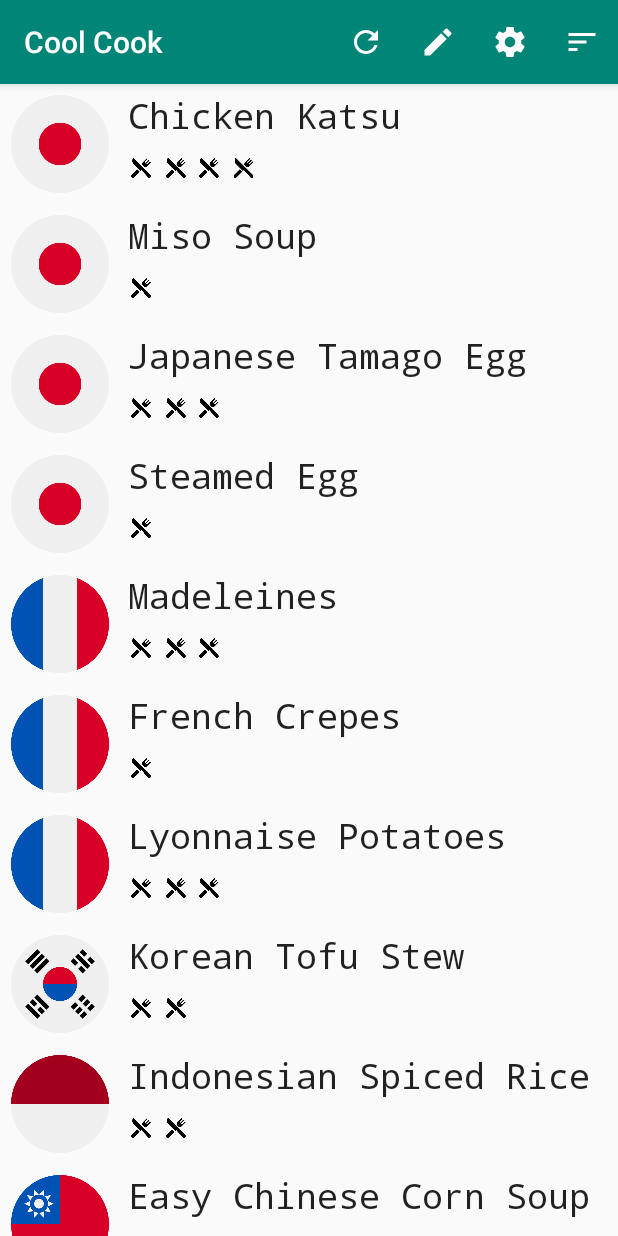
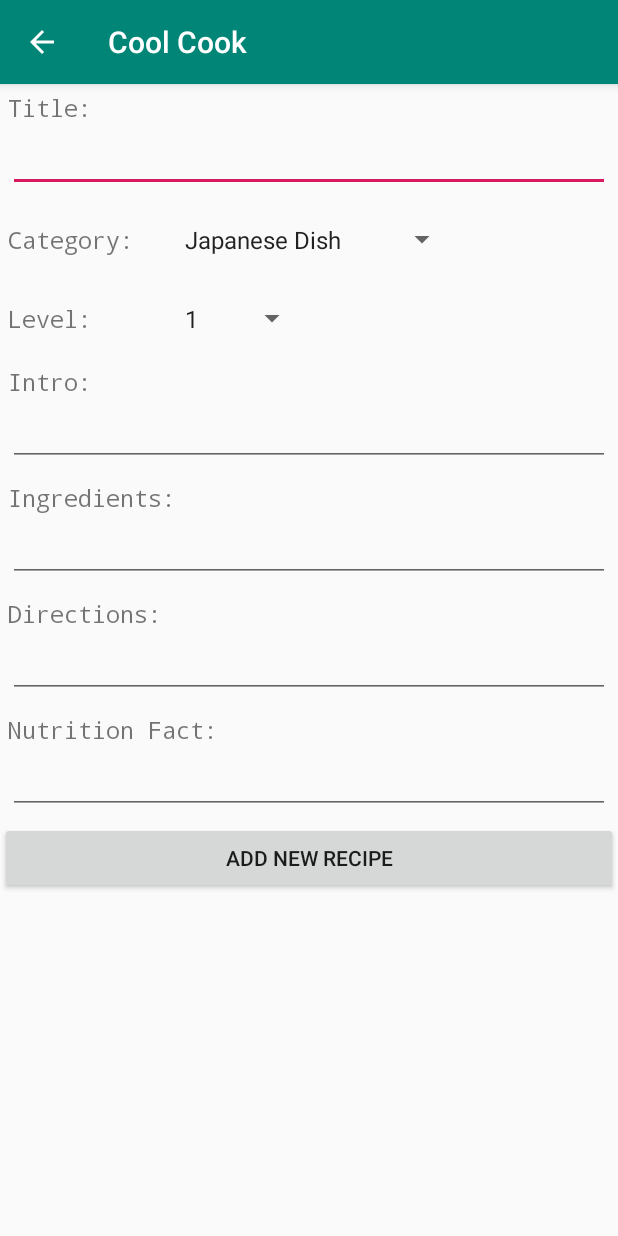
Before and after one commit to Charliesgithub20221030/app, an Android app: the screen it shows after launch (MainActivity before the commit, AddActivity after it), after a tap on "Add", on a phone screen of 412 x 824 dp. Run offline under Robolectric (Android 15) with nearby library versions, the phone set to English and light mode, and no system bars; 3 other taps on this screen came first.

Commit message:
Update Recipe to v4
Update Recipe to v4

```diff
--- /dev/null
+++ b/MyRecipe/app/src/main/java/com/raymond/myrecipe/AddActivity.java
@@ -0,0 +1,80 @@
+package com.raymond.myrecipe;
+
+import android.support.v7.app.AppCompatActivity;
+import android.os.Bundle;
+import android.util.Log;
+import android.view.View;
+import android.widget.ArrayAdapter;
+import android.widget.Button;
+import android.widget.EditText;
+import android.widget.Spinner;
+import android.widget.TextView;
+import android.view.View.OnClickListener;
+import android.widget.Toast;
+
+public class AddActivity extends AppCompatActivity {
+
+    private EditText titleEditText;
+    private Spinner categorySpinner;
+    private Spinner levelSpinner;
+    private EditText introEditText;
+    private EditText ingredientEditText;
+    private EditText methodEditText;
+    private EditText factEditText;
+    private Button addButton;
+    private static final String DBname = "MyRecipe.db";
+    private static final int DBversion = 1;
+    private RcpDBHper dbHper;
+
+    @Override
+    protected void onCreate(Bundle savedInstanceState) {
+        super.onCreate(savedInstanceState);
+        setContentView(R.layout.activity_add);
+        getSupportActionBar().setDisplayHomeAsUpEnabled(true);
+        buildViews();
+    }
+
+    private void buildViews(){
+        titleEditText = findViewById(R.id.title_et);
+        categorySpinner = findViewById(R.id.category_sp);
+        levelSpinner = findViewById(R.id.level_sp);
+        introEditText = findViewById(R.id.intro_et);
+        ingredientEditText = findViewById(R.id.ingredient_et);
+        methodEditText = findViewById(R.id.directions_et);
+        factEditText = findViewById(R.id.fact_et);
+        addButton = findViewById(R.id.add_btn);
+
+        ArrayAdapter<CharSequence> ctgList = ArrayAdapter.createFromResource(this, R.array.ctg_arr, android.R.layout.simple_spinner_item);
+        ctgList.setDropDownViewResource(android.R.layout.simple_spinner_dropdown_item);
+        categorySpinner.setAdapter(ctgList);
+        ArrayAdapter<CharSequence> levelList = ArrayAdapter.createFromResource(this, R.array.level_arr, android.R.layout.simple_spinner_item);
+        levelList.setDropDownViewResource(android.R.layout.simple_spinner_dropdown_item);
+        levelSpinner.setAdapter(levelList);
+
+        addButton.setOnClickListener(btnOnClickListener);
+    }
+
+    private void initDB(){
+        if(dbHper == null){
+            dbHper = new RcpDBHper(this, DBname, null, DBversion);
+        }
+    }
+
+    private OnClickListener btnOnClickListener = new OnClickListener(){
+        public void  onClick(View v){
+            initDB();
+            String addTitle = titleEditText.getText().toString();
+            String addCtg = (String)categorySpinner.getSelectedItem();
+            int addLevel = Integer.parseInt((String)levelSpinner.getSelectedItem());
+            String addIntro = introEditText.getText().toString();
+            String addIgd = ingredientEditText.getText().toString();
+            String addMethod = methodEditText.getText().toString();
+            String addFact = factEditText.getText().toString();
+
+            dbHper.insertRcp(addTitle, addCtg, addLevel, addIntro, addIgd, addMethod, addFact);
+            dbHper.close();
+            Toast.makeText(AddActivity.this, "Success", Toast.LENGTH_SHORT).show();
+            finish();
+        }
+    };
+}
--- a/MyRecipe/app/src/main/java/com/raymond/myrecipe/DetailActivity.java
+++ b/MyRecipe/app/src/main/java/com/raymond/myrecipe/DetailActivity.java
@@ -84,6 +84,9 @@ public class DetailActivity extends AppCompatActivity {
             case "Chinese Tea Leaf Eggs":
                 foodImageView.setImageResource(R.drawable.chinesetealeafeggs);
                 break;
+            default:
+                foodImageView.setImageResource(R.drawable.every);
+                break;
         }
     }
 }
--- a/MyRecipe/app/src/main/java/com/raymond/myrecipe/MainActivity.java
+++ b/MyRecipe/app/src/main/java/com/raymond/myrecipe/MainActivity.java
@@ -26,7 +26,7 @@ public class MainActivity extends AppCompatActivity implements RcpAdapter.ListIt
 
     @Override
     protected void onCreate(Bundle savedInstanceState) {
-        this.deleteDatabase(DBname);
+//        this.deleteDatabase(DBname);
         super.onCreate(savedInstanceState);
         setContentView(R.layout.activity_main);
 
@@ -45,7 +45,7 @@ public class MainActivity extends AppCompatActivity implements RcpAdapter.ListIt
         if(dbHper == null){
             dbHper = new RcpDBHper(this, DBname, null, DBversion);
         }
-        dbHper.buildData();
+//        dbHper.buildData();
         rcpList = dbHper.getRcpSet();
     }
 
@@ -55,6 +55,8 @@ public class MainActivity extends AppCompatActivity implements RcpAdapter.ListIt
             dbHper = new RcpDBHper(this, DBname, null, DBversion);
         }
         rcpList = dbHper.getRcpSet();
+        mAdapter = new RcpAdapter(rcpList, this);
+        mRcpList.setAdapter(mAdapter);
     }
 
     public void onPause(){
@@ -103,16 +105,20 @@ public class MainActivity extends AppCompatActivity implements RcpAdapter.ListIt
             case R.id.action_refresh:
                 mAdapter = new RcpAdapter(rcpList, this);
                 mRcpList.setAdapter(mAdapter);
+                Toast.makeText(MainActivity.this, "refresh", Toast.LENGTH_SHORT).show();
                 return true;
 
             case R.id.action_add:
-                mAdapter = new RcpAdapter(rcpList, this);
-                mRcpList.setAdapter(mAdapter);
+                Intent intent = new Intent();
+                intent.setClass(MainActivity.this, AddActivity.class);
+                startActivity(intent);
+                Toast.makeText(MainActivity.this, "add", Toast.LENGTH_SHORT).show();
                 return true;
 
             case R.id.action_set:
                 mAdapter = new RcpAdapter(rcpList, this);
                 mRcpList.setAdapter(mAdapter);
+                Toast.makeText(MainActivity.this, "set", Toast.LENGTH_SHORT).show();
                 return true;
 
             case R.id.sort_name:
--- /dev/null
+++ b/MyRecipe/app/src/main/java/com/raymond/myrecipe/QuizActivity.java
@@ -0,0 +1,13 @@
+package com.raymond.myrecipe;
+
+import android.support.v7.app.AppCompatActivity;
+import android.os.Bundle;
+
+public class QuizActivity extends AppCompatActivity {
+
+    @Override
+    protected void onCreate(Bundle savedInstanceState) {
+        super.onCreate(savedInstanceState);
+        setContentView(R.layout.activity_quiz);
+    }
+}
--- a/MyRecipe/app/src/main/java/com/raymond/myrecipe/RcpDBHper.java
+++ b/MyRecipe/app/src/main/java/com/raymond/myrecipe/RcpDBHper.java
@@ -38,7 +38,7 @@ public class RcpDBHper extends SQLiteOpenHelper {
         onCreate(db);
     }
 
-    public long insertRcp(String name, String category, int level, String intro, String ingredient, String fact, String method) {
+    public long insertRcp(String name, String category, int level, String intro, String ingredient, String method, String fact) {
         SQLiteDatabase db = getWritableDatabase();
         ContentValues rcp = new ContentValues();
         rcp.put("_name", name);
--- /dev/null
+++ b/MyRecipe/app/src/main/res/layout/activity_add.xml
@@ -0,0 +1,139 @@
+<?xml version="1.0" encoding="utf-8"?>
+<ScrollView xmlns:android="http://schemas.android.com/apk/res/android"
+    xmlns:tools="http://schemas.android.com/tools"
+    android:layout_width="match_parent"
+    android:layout_height="match_parent">
+    <LinearLayout xmlns:android="http://schemas.android.com/apk/res/android"
+        xmlns:app="http://schemas.android.com/apk/res-auto"
+        xmlns:tools="http://schemas.android.com/tools"
+        android:layout_width="match_parent"
+        android:layout_height="match_parent"
+        android:orientation="vertical"
+        tools:context=".AddActivity">
+
+        <LinearLayout
+            android:layout_width="match_parent"
+            android:layout_height="wrap_content"
+            android:orientation="vertical"
+            android:padding="5dp">
+            <TextView
+                android:layout_width="wrap_content"
+                android:layout_height="wrap_content"
+                android:fontFamily="monospace"
+                android:textSize="15sp"
+                android:text="Title: "/>
+            <EditText
+                android:id="@+id/title_et"
+                android:layout_width="match_parent"
+                android:layout_height="wrap_content" />
+        </LinearLayout>
+
+        <LinearLayout
+            android:layout_width="match_parent"
+            android:layout_height="wrap_content"
+            android:padding="5dp">
+            <TextView
+                android:layout_width="100dp"
+                android:layout_height="wrap_content"
+                android:fontFamily="monospace"
+                android:textSize="15sp"
+                android:text="Category: "/>
+            <Spinner
+                android:id="@+id/category_sp"
+                android:padding="10dp"
+                android:layout_width="200dp"
+                android:layout_height="wrap_content"></Spinner>
+        </LinearLayout>
+
+        <LinearLayout
+            android:layout_width="match_parent"
+            android:layout_height="wrap_content"
+            android:padding="5dp">
+            <TextView
+                android:layout_width="100dp"
+                android:layout_height="wrap_content"
+                android:fontFamily="monospace"
+                android:textSize="15sp"
+                android:text="Level: "/>
+            <Spinner
+                android:id="@+id/level_sp"
+                android:padding="10dp"
+                android:layout_width="100dp"
+                android:layout_height="wrap_content"></Spinner>
+        </LinearLayout>
+
+        <LinearLayout
+            android:layout_width="match_parent"
+            android:layout_height="wrap_content"
+            android:orientation="vertical"
+            android:padding="5dp">
+            <TextView
+                android:layout_width="wrap_content"
+                android:layout_height="wrap_content"
+                android:fontFamily="monospace"
+                android:textSize="15sp"
+                android:text="Intro: " />
+            <EditText
+                android:id="@+id/intro_et"
+                android:layout_width="match_parent"
+                android:layout_height="wrap_content" />
+        </LinearLayout>
+
+        <LinearLayout
+            android:layout_width="match_parent"
+            android:layout_height="wrap_content"
+            android:orientation="vertical"
+            android:padding="5dp">
+            <TextView
+                android:layout_width="wrap_content"
+                android:layout_height="wrap_content"
+                android:fontFamily="monospace"
+                android:textSize="15sp"
+                android:text="Ingredients: "/>
+            <EditText
+                android:id="@+id/ingredient_et"
+                android:layout_width="match_parent"
+                android:layout_height="wrap_content" />
+        </LinearLayout>
+
+        <LinearLayout
+            android:layout_width="match_parent"
+            android:layout_height="wrap_content"
+            android:orientation="vertical"
+            android:padding="5dp">
+            <TextView
+                android:layout_width="wrap_content"
+                android:layout_height="wrap_content"
+                android:fontFamily="monospace"
+                android:textSize="15sp"
+                android:text="Directions: "/>
+            <EditText
+                android:id="@+id/directions_et"
+                android:layout_width="match_parent"
+                android:layout_height="wrap_content" />
+        </LinearLayout>
+
+        <LinearLayout
+            android:layout_width="match_parent"
+            android:layout_height="wrap_content"
+            android:orientation="vertical"
+            android:padding="5dp">
+            <TextView
+                android:layout_width="wrap_content"
+                android:layout_height="wrap_content"
+                android:fontFamily="monospace"
+                android:textSize="15sp"
+                android:text="Nutrition Fact: "/>
+            <EditText
+                android:id="@+id/fact_et"
+                android:layout_width="match_parent"
+                android:layout_height="wrap_content" />
+        </LinearLayout>
+
+        <Button
+            android:id="@+id/add_btn"
+            android:layout_width="match_parent"
+            android:layout_height="wrap_content"
+            android:text="Add New Recipe"/>
+    </LinearLayout>
+</ScrollView>
--- /dev/null
+++ b/MyRecipe/app/src/main/res/layout/activity_quiz.xml
@@ -0,0 +1,9 @@
+<?xml version="1.0" encoding="utf-8"?>
+<android.support.constraint.ConstraintLayout xmlns:android="http://schemas.android.com/apk/res/android"
+    xmlns:app="http://schemas.android.com/apk/res-auto"
+    xmlns:tools="http://schemas.android.com/tools"
+    android:layout_width="match_parent"
+    android:layout_height="match_parent"
+    tools:context=".QuizActivity">
+
+</android.support.constraint.ConstraintLayout>
--- a/MyRecipe/app/src/main/res/layout/list_item.xml
+++ b/MyRecipe/app/src/main/res/layout/list_item.xml
@@ -2,12 +2,12 @@
 <LinearLayout xmlns:android="http://schemas.android.com/apk/res/android"
     xmlns:tools="http://schemas.android.com/tools"
     android:layout_width="match_parent"
-    android:layout_height="80dp">
+    android:layout_height="70dp">
 
     <ImageView
         android:id="@+id/ct_iv"
         android:layout_width="80dp"
-        android:layout_height="80dp"
+        android:layout_height="70dp"
         android:scaleType="fitCenter"
         android:padding="7dp"/>
 
@@ -23,7 +23,7 @@
             android:layout_height="wrap_content"
             android:layout_gravity="center_vertical|start"
             android:fontFamily="monospace"
-            android:textSize="23sp"
+            android:textSize="20sp"
             android:padding="5dp"/>
 
         <!--<TextView-->
--- a/MyRecipe/app/src/main/res/menu/main.xml
+++ b/MyRecipe/app/src/main/res/menu/main.xml
@@ -6,9 +6,9 @@
 
     <item
         android:id="@+id/action_refresh"
-        android:orderInCategory="3"
+        android:orderInCategory="1"
         android:title="@string/action_reset"
-        android:icon="@drawable/ic_action_setting"
+        android:icon="@drawable/ic_action_refresh"
         app:showAsAction="always"/>
 
     <item
@@ -20,9 +20,9 @@
 
     <item
         android:id="@+id/action_set"
-        android:orderInCategory="1"
+        android:orderInCategory="3"
         android:title="@string/action_set"
-        android:icon="@drawable/ic_action_refresh"
+        android:icon="@drawable/ic_action_setting"
         app:showAsAction="always"/>
 
     <item
--- a/MyRecipe/app/src/main/res/values/strings.xml
+++ b/MyRecipe/app/src/main/res/values/strings.xml
@@ -8,4 +8,18 @@
     <string name="sort_category">Sort by Country</string>
     <string name="sort_level">Sort by Level</string>
     <string name="title">My Recipe</string>
+    <string-array name="level_arr">
+        <item>1</item>
+        <item>2</item>
+        <item>3</item>
+        <item>4</item>
+        <item>5</item>
+    </string-array>
+    <string-array name="ctg_arr">
+        <item>Japanese Dish</item>
+        <item>French Dish</item>
+        <item>Korean Dish</item>
+        <item>Indonesian Dish</item>
+        <item>Chinese Dish</item>
+    </string-array>
 </resources>
```
Also changed, not shown: MyRecipe/app/src/main/AndroidManifest.xml (+9 -5 lines), MyRecipe/app/src/main/res/drawable/app.png (added), MyRecipe/app/src/main/res/drawable/every.png (added).
